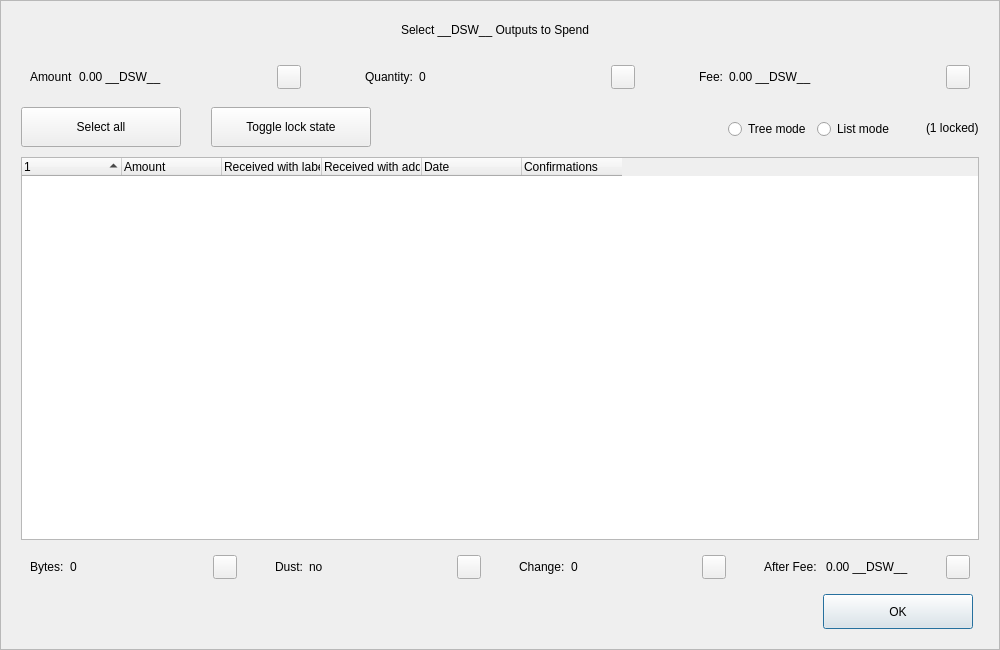
Above: src/qt/forms/coincontroldialog.ui from decenomy/DSW before the change. Below: the same form after it.
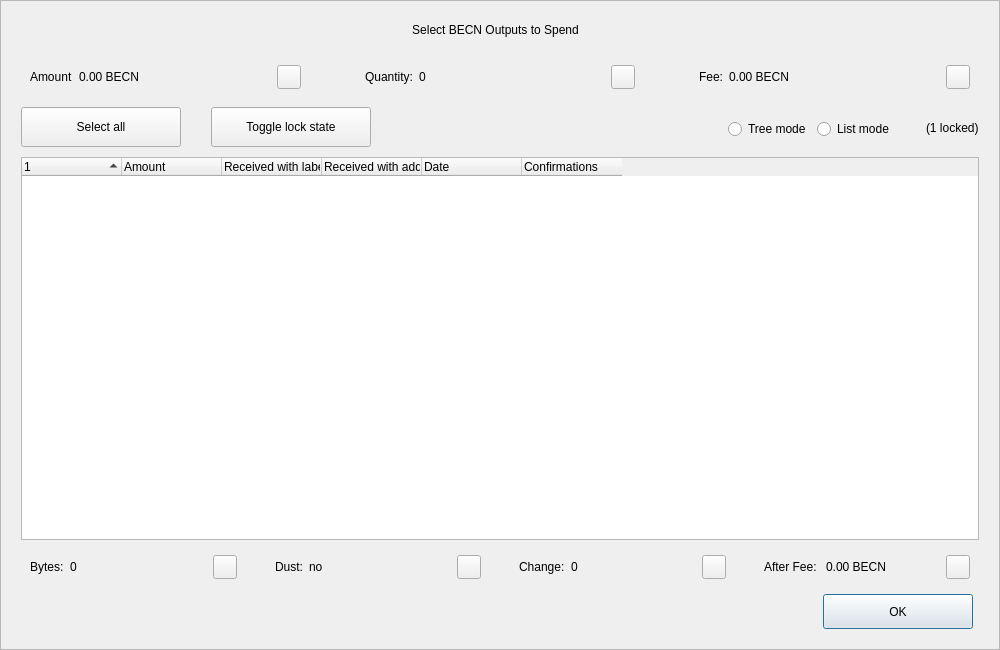
That is the form after the change. Custom widgets are drawn as their Qt base class.

Commit message: Replace standard coin unit __DSW__ by BECN (8)

What changed in the file:
```diff
--- a/src/qt/forms/coincontroldialog.ui
+++ b/src/qt/forms/coincontroldialog.ui
@@ -98,7 +98,7 @@
            </size>
           </property>
           <property name="text">
-           <string>Select __DSW__ Outputs to Spend</string>
+           <string>Select BECN Outputs to Spend</string>
           </property>
           <property name="alignment">
            <set>Qt::AlignCenter</set>
@@ -144,7 +144,7 @@
            <item>
             <widget class="QLabel" name="labelCoinControlAmount">
              <property name="text">
-              <string>0.00 __DSW__</string>
+              <string>0.00 BECN</string>
              </property>
             </widget>
            </item>
@@ -268,7 +268,7 @@
            <item>
             <widget class="QLabel" name="labelCoinControlFee">
              <property name="text">
-              <string>0.00 __DSW__</string>
+              <string>0.00 BECN</string>
              </property>
             </widget>
            </item>
@@ -729,7 +729,7 @@
            <item>
             <widget class="QLabel" name="labelCoinControlAfterFee">
              <property name="text">
-              <string>0.00 __DSW__</string>
+              <string>0.00 BECN</string>
              </property>
             </widget>
            </item>
```
The commit also changes 9 other files.
